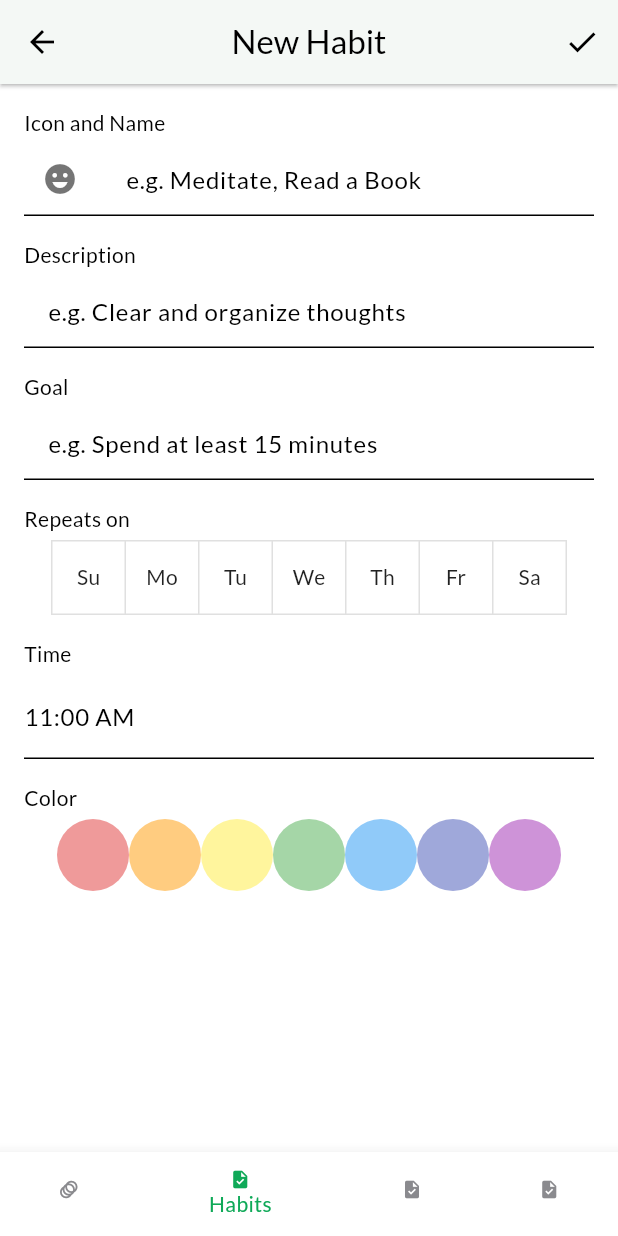
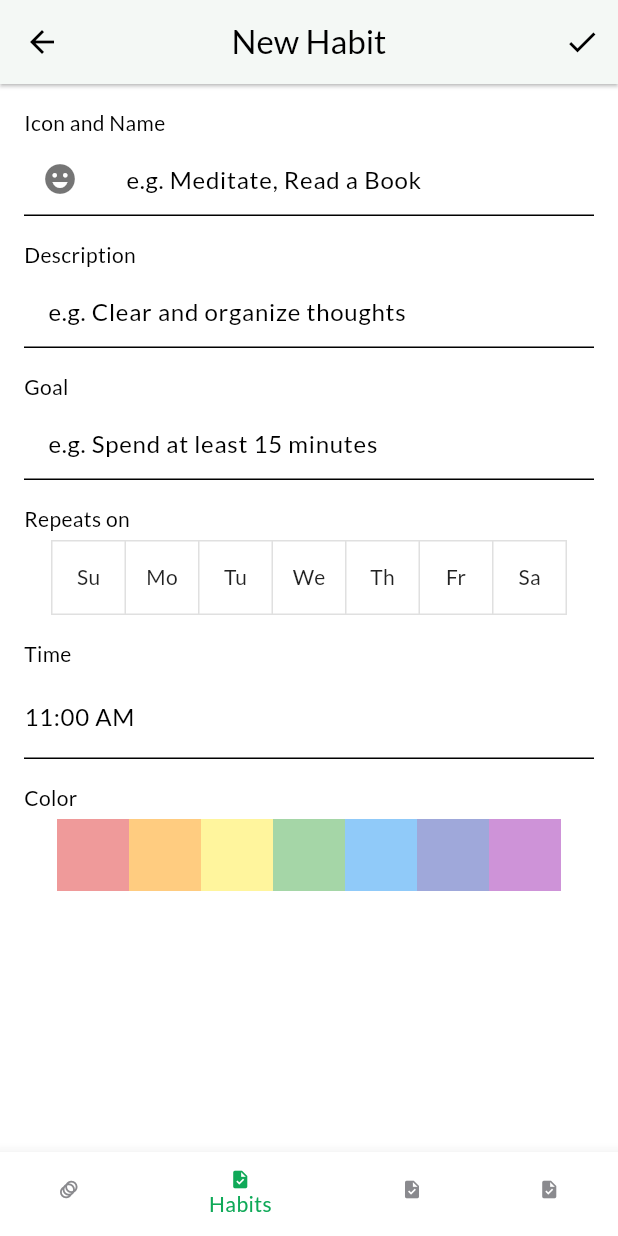
Before and after one commit to makodaa/happy-habit-at, a Flutter app: the CreateHabitScreen screen opened by its route, on a phone screen of 412 x 824 dp. Run offline on Flutter 3.47's test engine with Material 3 defaults, Android fonts, the phone set to English and light mode, and no system bars; our stand-ins replace go_router, google_fonts, sqflite, sqflite_common_ffi; missing offline and left inert: window_manager; accounts and stored records are empty; project files that could hold a hidden picture were left out.

Commit message:
Minor changes to UI

```diff
--- a/lib/main.dart
+++ b/lib/main.dart
@@ -44,7 +44,7 @@ void main() async {
 
     await windowManager.ensureInitialized();
 
-    const Size recommendedSize = Size(375, 650);
+    const Size recommendedSize = Size(400, 700);
     const WindowOptions options = WindowOptions(
       minimumSize: recommendedSize,
       maximumSize: recommendedSize,
--- a/lib/providers/habit.dart
+++ b/lib/providers/habit.dart
@@ -6,7 +6,10 @@ import "package:happy_habit_at/screens/create_habit_screen.dart";
 //   habit_name TEXT NOT NULL,
 //   habit_description TEXT NOT NULL,
 //   habit_goal TEXT NOT NULL,
-//   habit_icon INTEGER NOT NULL
+//   habit_icon INTEGER NOT NULL,
+//   habit_days_of_the_week INTEGER NOT NULL,
+//   habit_hour INTEGER,
+//   habit_minute INTEGER
 // );
 class Habit extends ChangeNotifier {
   Habit({
--- a/lib/router.dart
+++ b/lib/router.dart
@@ -4,8 +4,8 @@ import "package:happy_habit_at/screens/create_habit_screen.dart";
 import "package:happy_habit_at/screens/habitat_screen.dart";
 import "package:happy_habit_at/screens/habits_screen.dart";
 import "package:happy_habit_at/screens/home_screen.dart";
+import "package:happy_habit_at/screens/more_screen.dart";
 import "package:happy_habit_at/screens/shop_screen.dart";
-import "package:happy_habit_at/screens/more_screen.dart";
 import "package:happy_habit_at/utils/extension_types/immutable_list.dart";
 
 // ignore: always_specify_types
@@ -19,8 +19,11 @@ final navigatorKeys = (
 );
 
 final GoRouter router = GoRouter(
+  initialLocation: "/habitat",
+  routes: <RouteBase>[
+    ShellRoute(
       navigatorKey: navigatorKeys.root,
-  initialLocation: "/habitat",
+      builder: (BuildContext context, GoRouterState state, Widget child) => Scaffold(body: child),
       routes: <RouteBase>[
         StatefulShellRoute(
           navigatorContainerBuilder: (
@@ -28,14 +31,13 @@ final GoRouter router = GoRouter(
             StatefulNavigationShell navigationShell,
             List<Widget> children,
           ) {
-        print(navigationShell);
-
             return HomeScreen(
               navigationShell: navigationShell,
               children: ImmutableList<Widget>(children),
             );
           },
-      builder: (_, __, StatefulNavigationShell navigationShell) => navigationShell,
+          builder: (_, __, StatefulNavigationShell navigationShell) =>
+              Material(child: navigationShell),
           branches: <StatefulShellBranch>[
             StatefulShellBranch(
               navigatorKey: navigatorKeys.habitat,
@@ -56,9 +58,11 @@ final GoRouter router = GoRouter(
                   builder: (BuildContext context, GoRouterState state) => const HabitsScreen(),
                   routes: <RouteBase>[
                     GoRoute(
+                      parentNavigatorKey: navigatorKeys.root,
                       name: "createHabit",
                       path: "create-habit",
-                  builder: (BuildContext context, GoRouterState state) => const CreateHabitScreen(),
+                      builder: (BuildContext context, GoRouterState state) =>
+                          const CreateHabitScreen(),
                     ),
                   ],
                 ),
@@ -87,4 +91,6 @@ final GoRouter router = GoRouter(
           ],
         ),
       ],
+    ),
+  ],
 );
--- a/lib/screens/create_habit_screen.dart
+++ b/lib/screens/create_habit_screen.dart
@@ -2,15 +2,7 @@ import "package:flutter/material.dart";
 import "package:go_router/go_router.dart";
 import "package:happy_habit_at/utils/extension_types/immutable_list.dart";
 
-enum DaysOfTheWeek {
-  sunday,
-  monday,
-  tuesday,
-  wednesday,
-  thursday,
-  friday,
-  saturday
-}
+enum DaysOfTheWeek { sunday, monday, tuesday, wednesday, thursday, friday, saturday }
 
 class CreateHabitScreen extends StatefulWidget {
   const CreateHabitScreen({super.key});
@@ -22,8 +14,7 @@ class CreateHabitScreen extends StatefulWidget {
 typedef ColorPair = ({Color background, Color foreground});
 
 class _CreateHabitScreenState extends State<CreateHabitScreen> {
-  static final ImmutableList<ColorPair> colors =
-      ImmutableList<ColorPair>(<ColorPair>[
+  static final ImmutableList<ColorPair> colors = ImmutableList<ColorPair>(<ColorPair>[
     (background: Colors.red.shade200, foreground: Colors.red.shade400),
     (background: Colors.orange.shade200, foreground: Colors.orange.shade400),
     (background: Colors.yellow.shade200, foreground: Colors.yellow.shade400),
@@ -47,8 +38,7 @@ class _CreateHabitScreenState extends State<CreateHabitScreen> {
   int? colorIndex;
 
   List<bool> isDaySelected = List<bool>.filled(7, false);
-  List<(DaysOfTheWeek, String)> daysOfTheWeekOptions =
-      <(DaysOfTheWeek, String)>[
+  List<(DaysOfTheWeek, String)> daysOfTheWeekOptions = <(DaysOfTheWeek, String)>[
     (DaysOfTheWeek.sunday, "Su"),
     (DaysOfTheWeek.monday, "Mo"),
     (DaysOfTheWeek.tuesday, "Tu"),
@@ -126,9 +116,8 @@ class _CreateHabitScreenState extends State<CreateHabitScreen> {
                       child: IconButton(
                         icon: Icon(
                           Icons.emoji_emotions,
-                          color: colorIndex != null
-                              ? colors[colorIndex!].foreground
-                              : Colors.black54,
+                          color:
+                              colorIndex != null ? colors[colorIndex!].foreground : Colors.black54,
                         ),
                         onPressed: () {
                           print("Hi");
@@ -241,9 +230,9 @@ class _CreateHabitScreenState extends State<CreateHabitScreen> {
                   decoration: InputDecoration(
                     labelText: selectedTime?.format(context) ??
                         TimeOfDay(
-                                hour: (TimeOfDay.now().hour + 1) % 24,
-                                minute: 0)
-                            .format(context),
+                          hour: (TimeOfDay.now().hour + 1) % 24,
+                          minute: 0,
+                        ).format(context),
                   ),
                   onTap: () async {
                     FocusScope.of(context).requestFocus(FocusNode());
@@ -251,7 +240,9 @@ class _CreateHabitScreenState extends State<CreateHabitScreen> {
                       context: context,
                       initialTime: selectedTime ??
                           TimeOfDay(
-                              hour: (TimeOfDay.now().hour + 1) % 24, minute: 0),
+                            hour: (TimeOfDay.now().hour + 1) % 24,
+                            minute: 0,
+                          ),
                       builder: (BuildContext context, Widget? child) {
                         return Theme(
                           data: Theme.of(context).copyWith(
@@ -287,27 +278,19 @@ class _CreateHabitScreenState extends State<CreateHabitScreen> {
                   fit: BoxFit.scaleDown,
                   child: Row(
                     children: <Widget>[
-                      for (var (
-                            int index,
-                            (:Color background, :Color foreground)
-                          ) in colors.indexed)
-                        SizedBox(
-                          height: 48,
-                          width: 48,
-                          child: FilledButton(
-                            style: ButtonStyle(
-                              backgroundColor:
-                                  WidgetStateProperty.all<Color>(background),
-                            ),
-                            onPressed: () {
-                              setState(() {
-                                colorIndex = index;
-                              });
-                            },
-                            child: SizedBox(
-                              height: 48.0,
-                              width: 48.0,
-                            ),
+                      for (var (int index, (:Color background, :Color foreground))
+                          in colors.indexed)
+                        InkWell(
+                          onTap: () => setState(() {
+                            colorIndex = index;
+                          }),
+                          child: Ink(
+                            color: background,
+                            height: 48.0,
+                            width: 48.0,
+                            child: index == colorIndex //
+                                ? Icon(Icons.check, color: foreground)
+                                : null,
                           ),
                         ),
                     ],
```
Also changed, not shown: lib/screens/habits_screen.dart (+10 -17 lines), lib/screens/shop_screen.dart (+6 -3 lines), lib/services/database_service.dart (+4 -13 lines). Lines whose indentation alone changed are shown as unchanged.
